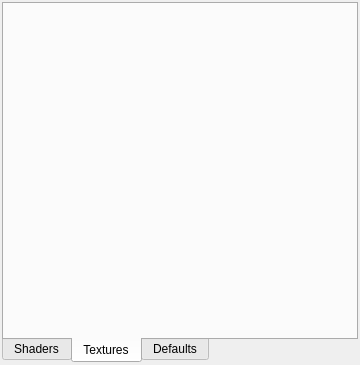
Qt form res/forms/ShaderWidget.ui (tedvalson/NovelTea) before a commit.
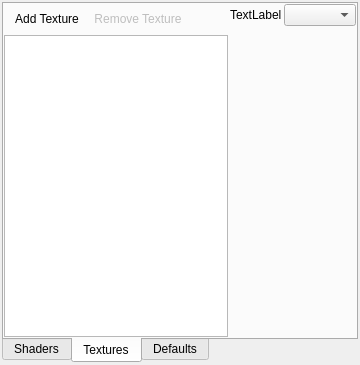
The same form after that commit. The open tabs and pages were chosen to show the change. Icons and pictures are not drawn. Custom widgets are drawn as their Qt base class.

Commit message:
Shaders: Add basic texture support to shader editor.
Include ability to define default uniform values.
Also add skeleton for some custom default system shaders.

Diff of the .ui file:
```diff
--- a/res/forms/ShaderWidget.ui
+++ b/res/forms/ShaderWidget.ui
@@ -192,6 +192,78 @@
       <attribute name="title">
        <string>Textures</string>
       </attribute>
+      <layout class="QHBoxLayout" name="horizontalLayout_3">
+       <property name="spacing">
+        <number>2</number>
+       </property>
+       <property name="leftMargin">
+        <number>0</number>
+       </property>
+       <property name="topMargin">
+        <number>0</number>
+       </property>
+       <property name="rightMargin">
+        <number>0</number>
+       </property>
+       <property name="bottomMargin">
+        <number>0</number>
+       </property>
+       <item>
+        <layout class="QVBoxLayout" name="verticalLayout">
+         <property name="spacing">
+          <number>2</number>
+         </property>
+         <property name="bottomMargin">
+          <number>0</number>
+         </property>
+         <item>
+          <widget class="QToolBar" name="toolBarTextures">
+           <property name="floatable">
+            <bool>false</bool>
+           </property>
+           <addaction name="actionAddTexture"/>
+           <addaction name="actionRemoveTexture"/>
+          </widget>
+         </item>
+         <item>
+          <widget class="QListWidget" name="listTextures">
+           <property name="iconSize">
+            <size>
+             <width>100</width>
+             <height>100</height>
+            </size>
+           </property>
+           <property name="resizeMode">
+            <enum>QListView::Adjust</enum>
+           </property>
+           <property name="spacing">
+            <number>10</number>
+           </property>
+           <property name="viewMode">
+            <enum>QListView::IconMode</enum>
+           </property>
+          </widget>
+         </item>
+        </layout>
+       </item>
+       <item>
+        <layout class="QFormLayout" name="formLayout_2">
+         <property name="rightMargin">
+          <number>0</number>
+         </property>
+         <item row="0" column="0">
+          <widget class="QLabel" name="label_3">
+           <property name="text">
+            <string>TextLabel</string>
+           </property>
+          </widget>
+         </item>
+         <item row="0" column="1">
+          <widget class="QComboBox" name="comboBox"/>
+         </item>
+        </layout>
+       </item>
+      </layout>
      </widget>
      <widget class="QWidget" name="tabDefaults">
       <attribute name="title">
@@ -270,6 +342,29 @@
     <string>Compile Output</string>
    </property>
   </action>
+  <action name="actionAddTexture">
+   <property name="icon">
+    <iconset theme="add">
+     <normaloff/>
+    </iconset>
+   </property>
+   <property name="text">
+    <string>Add Texture</string>
+   </property>
+  </action>
+  <action name="actionRemoveTexture">
+   <property name="enabled">
+    <bool>false</bool>
+   </property>
+   <property name="icon">
+    <iconset theme="remove">
+     <normaloff/>
+    </iconset>
+   </property>
+   <property name="text">
+    <string>Remove Texture</string>
+   </property>
+  </action>
  </widget>
  <customwidgets>
   <customwidget>
```
Left out of the diff: 33 changed lines with no effect on the pictures. The commit also changes 11 other files.
